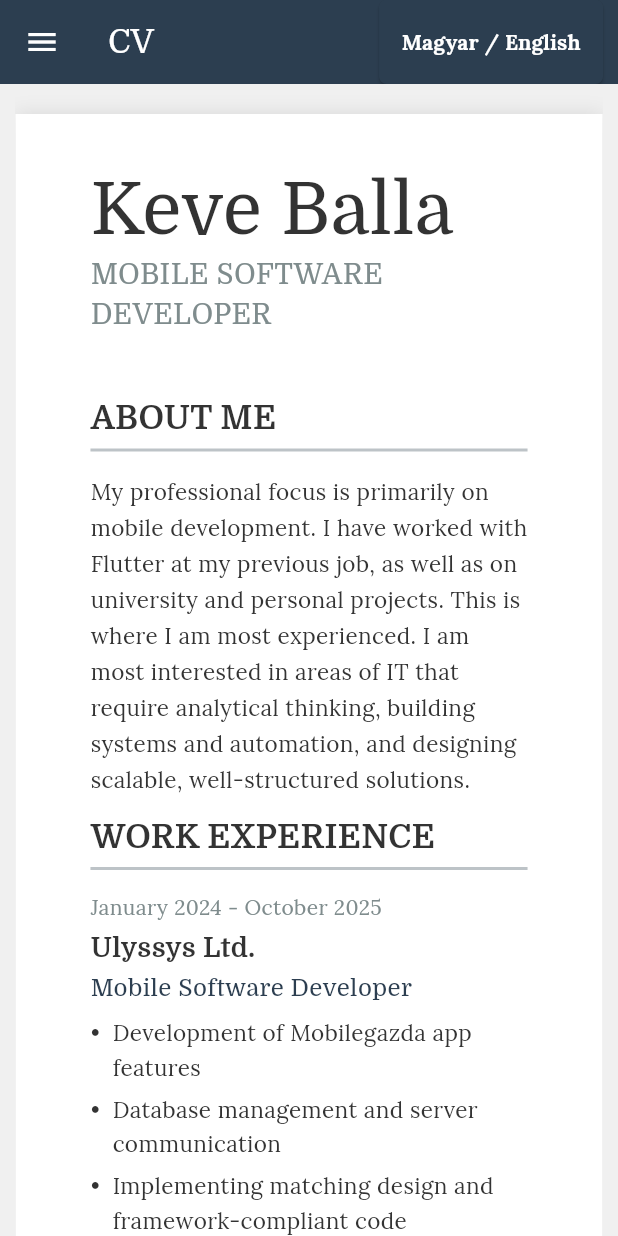
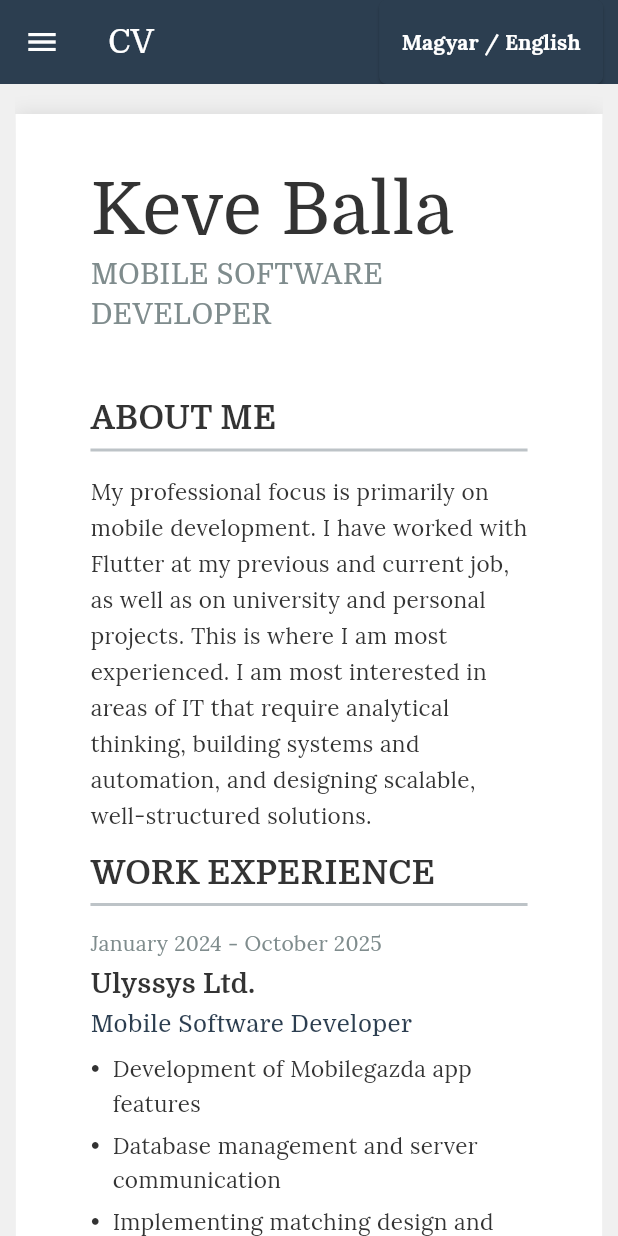
Before and after one commit to KeveXD/cv, a Flutter app: the screen it shows after launch, after a tap on "English / Magyar", on a phone screen of 412 x 824 dp. Run offline on Flutter 3.47's test engine with Material 3 defaults, Android fonts, the phone set to English and light mode, and no system bars; our stand-ins replace flutter_bloc.

Commit message:
javitva a szoveg

```diff
--- a/lib/data/cv_data.dart
+++ b/lib/data/cv_data.dart
@@ -74,8 +74,8 @@ abstract class CvData {
     EducationItem(
       huInstitution: 'BME VIK',
       enInstitution: 'Budapest University of Technology and Economics (BME)',
-      huDetails: 'Mérnökinformatikus MSc, 2024 - folyamatban \n(végzés: 2026 jún.)',
-      enDetails: 'Computer Science Engineering MSc, 2024 - ongoing \n(finishing: June, 2026)',
+      huDetails: 'Mérnökinformatikus MSc, 2024 - 2026 \n',
+      enDetails: 'Computer Science Engineering MSc, 2024 - 2026 \n',
       url: 'https://www.bme.hu/en',
     ),
     EducationItem(
@@ -101,24 +101,21 @@ abstract class CvData {
     'Flutter, Dart',
     'REST API integráció',
     'Git verziókezelés',
-    'Mobil UI fejlesztése',
-    'Rendszerszintű gondolkodás',
+    'Android, Kotlin',
     'Szoftverarchitektúra minták és tervezési elvek ismerete'
   ];
   static final List<String> enSkills = [
     'Flutter, Dart',
     'REST API integration',
     'Git',
-    'Mobile UI development',
-    'Debugging & problem solving',
-    'System design thinking',
+    'Android, Kotlin',
     'Software architecture patterns & design principles'
   ];
 
   // Rólam
-  static const String huAboutMe = "Szakmai fókuszom elsősorban a mobilfejlesztés. Flutterrel dolgoztam korábbi munkahelyemen, egyetemi és saját projekteken. Ebben vagyok igazán jó. Az informatika azon területeit szeretem, ahol gondolkodni kell, rendszert, automatizálást építeni, skálázható jól struktúrált megoldásokat kell tervezni.";
+  static const String huAboutMe = "Szakmai fókuszom elsősorban a mobilfejlesztés. Flutterrel dolgoztam korábbi és jelenlegi munkahelyemen, egyetemi és saját projekteken is. Ebben vagyok igazán jó. Az informatika azon területeit szeretem, ahol gondolkodni kell, rendszert, automatizálást építeni, skálázható jól struktúrált megoldásokat kell tervezni.";
 
-  static const String enAboutMe = "My professional focus is primarily on mobile development. I have worked with Flutter at my previous job, as well as on university and personal projects. This is where I am most experienced. I am most interested in areas of IT that require analytical thinking, building systems and automation, and designing scalable, well-structured solutions.";
+  static const String enAboutMe = "My professional focus is primarily on mobile development. I have worked with Flutter at my previous and current job, as well as on university and personal projects. This is where I am most experienced. I am most interested in areas of IT that require analytical thinking, building systems and automation, and designing scalable, well-structured solutions.";
   static final List<ExperienceItem> workExperience = [
     ExperienceItem(
       huDuration: '2024 január - 2025 október',
--- a/lib/ui/cv_screen.dart
+++ b/lib/ui/cv_screen.dart
@@ -30,11 +30,11 @@ class CvScreen extends StatelessWidget {
       child: IgnorePointer(
         child: Opacity(
           opacity: 0.1,
-          child: Image.asset(
-            'assets/kalakep.jpg',
-            width: isMobile ? 300 : 420.0,
-            fit: BoxFit.contain,
-          ),
+          // child: Image.asset(
+          //   'assets/kalakep.jpg',
+          //   width: isMobile ? 300 : 420.0,
+          //   fit: BoxFit.contain,
+          // ),
         ),
       ),
     );
```
